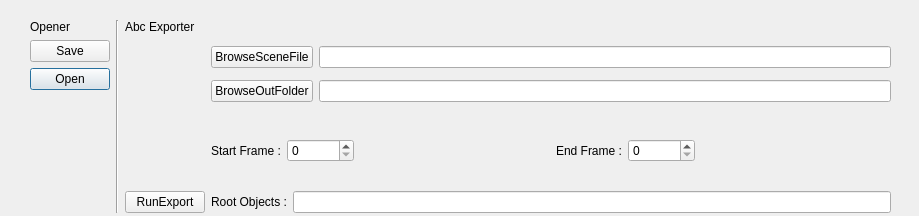
Above: Opener/pipeline/ui/my_window_v2.ui from OlivierArgentieri/Python-in-DCC before the change. Below: the same form after it.
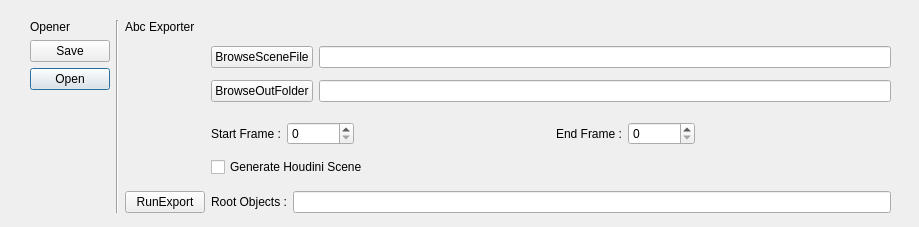
That is the form after the change.

Commit message: ok generate scene houdini

Patch:
```diff
--- a/Opener/pipeline/ui/my_window_v2.ui
+++ b/Opener/pipeline/ui/my_window_v2.ui
@@ -10,7 +10,7 @@
     <x>0</x>
     <y>0</y>
     <width>919</width>
-    <height>216</height>
+    <height>227</height>
    </rect>
   </property>
   <property name="windowTitle">
@@ -163,6 +163,8 @@
        </spacer>
       </item>
       <item row="3" column="1">
+       <layout class="QVBoxLayout" name="verticalLayout_2">
+        <item>
        <layout class="QHBoxLayout" name="horizontalLayout_2">
         <item>
          <widget class="QLabel" name="label_4">
@@ -217,6 +219,19 @@
            </size>
           </property>
          </spacer>
+          </item>
+         </layout>
+        </item>
+        <item>
+         <layout class="QHBoxLayout" name="horizontalLayout_6">
+          <item>
+           <widget class="QCheckBox" name="chb_generateHouScene">
+            <property name="text">
+             <string>Generate Houdini Scene</string>
+            </property>
+           </widget>
+          </item>
+         </layout>
         </item>
        </layout>
       </item>
```
Lines whose indentation alone changed are shown as unchanged. The commit also changes 4 other files.
